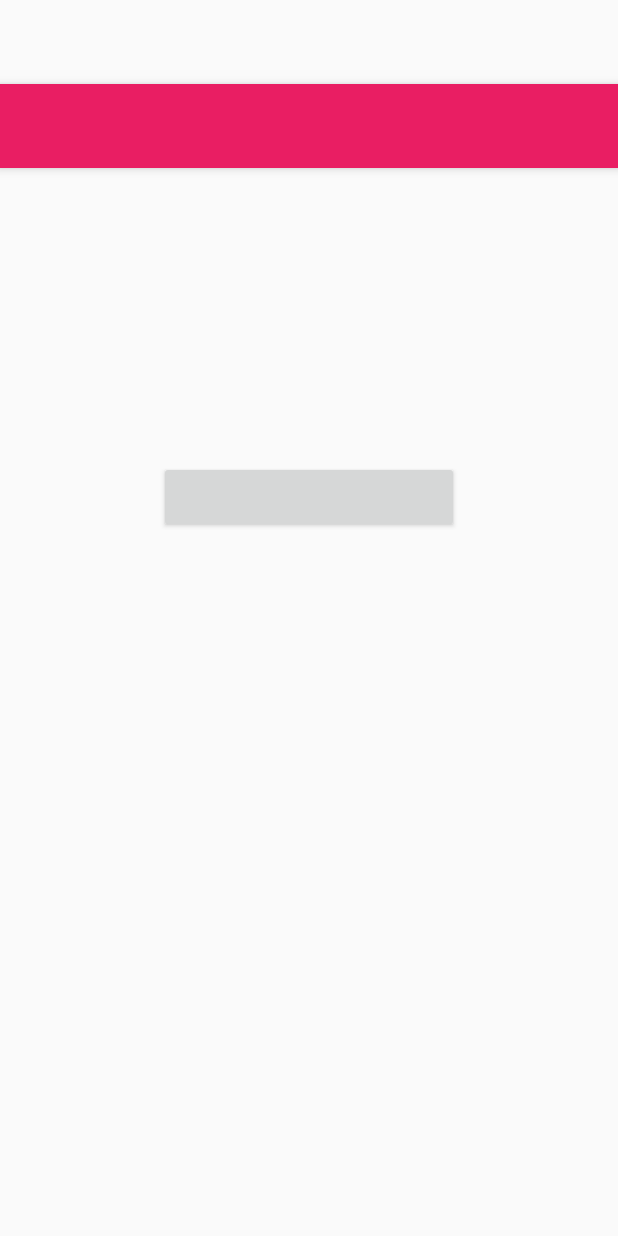
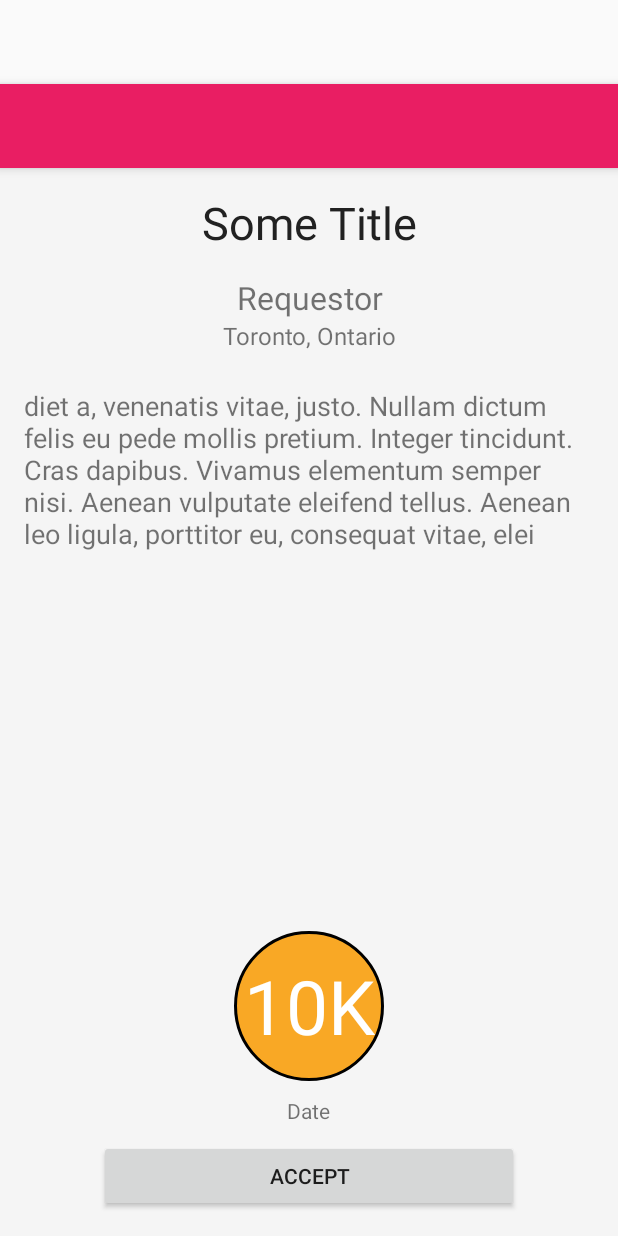
Before and after one commit to OneGoodSamaritan/lend-a-hand, an Android app: the layout task_details.xml on its own in the app's theme, with its tools: preview values and no code run, on a phone screen of 412 x 824 dp. Run offline under Robolectric (Android 15) with nearby library versions, the phone set to English and light mode, and no system bars.

Commit message:
Final UI Updates.

```diff
--- a/app/src/main/java/onegoodsamaritan/lendahand/TaskDetailActivity.java
+++ b/app/src/main/java/onegoodsamaritan/lendahand/TaskDetailActivity.java
@@ -68,7 +68,7 @@ public class TaskDetailActivity extends AppCompatActivity {
         super.onResume();
 
         ((TextView) findViewById(R.id.title_details)).setText(title);
-        ((TextView) findViewById(R.id.karma_details)).setText(karma);
+        ((TextView) findViewById(R.id.karma_details)).setText(karma + "K");
         ((TextView) findViewById(R.id.location_details)).setText(location);
         ((TextView) findViewById(R.id.description_details)).setText(description);
         ((TextView) findViewById(R.id.requestor_details)).setText(requestor);
--- /dev/null
+++ b/app/src/main/res/drawable/karma_coin_details.xml
@@ -0,0 +1,11 @@
+<?xml version="1.0" encoding="utf-8"?>
+<shape xmlns:android="http://schemas.android.com/apk/res/android"
+    android:shape="oval">
+    <solid android:color="#F9A825" />
+    <stroke
+        android:width="2dp"
+        android:color="@android:color/black" />
+    <size
+        android:width="80dp"
+        android:height="80dp" />
+</shape>
--- a/app/src/main/res/layout/task_details.xml
+++ b/app/src/main/res/layout/task_details.xml
@@ -20,70 +20,90 @@
             app:popupTheme="@style/AppTheme.PopupOverlay" />
     </android.support.design.widget.AppBarLayout>
 
-    <ScrollView xmlns:android="http://schemas.android.com/apk/res/android"
+    <!--<ScrollView xmlns:android="http://schemas.android.com/apk/res/android"-->
+    <!--android:layout_width="match_parent"-->
+    <!--android:layout_height="match_parent"-->
+    <!--android:layout_marginTop="?attr/actionBarSize">-->
+
+    <RelativeLayout
         android:layout_width="match_parent"
         android:layout_height="match_parent"
-        android:layout_marginTop="?attr/actionBarSize">
-
-        <LinearLayout
-            android:gravity="center_vertical"
-            android:layout_gravity="left"
-            android:layout_height="wrap_content"
-            android:layout_width="match_parent"
+        android:layout_marginTop="?attr/actionBarSize"
+        android:background="#f5f5f5"
         android:orientation="vertical"
         android:padding="16dp">
 
         <TextView
-                android:id="@+id/karma_details"
-                android:layout_width="wrap_content"
-                android:layout_height="match_parent"
-                android:layout_gravity="center"
-                android:layout_alignParentLeft="true"
-                android:layout_marginRight="16dp"
-                android:textSize="50sp" />
+            android:id="@+id/title_details"
+            android:layout_width="match_parent"
+            android:layout_height="wrap_content"
+            android:layout_alignParentEnd="true"
+            android:layout_marginBottom="15dp"
+            android:gravity="center"
+            android:textColor="@color/primary_text"
+            android:textSize="30sp"
+            tools:text="Some Title" />
 
         <TextView
-                android:id="@+id/title_details"
-                android:layout_width="wrap_content"
+            android:id="@+id/requestor_details"
+            android:layout_width="match_parent"
             android:layout_height="wrap_content"
-                android:layout_alignParentTop="true"
-                android:layout_toRightOf="@+id/karma"
-                android:textSize="25sp" />
+            android:layout_below="@+id/title_details"
+            android:gravity="center"
+            android:textSize="21sp"
+            tools:text="Requestor" />
+
 
         <TextView
             android:id="@+id/location_details"
-                android:layout_width="wrap_content"
+            android:layout_width="match_parent"
             android:layout_height="wrap_content"
-                android:layout_below="@+id/title"
-                android:layout_toRightOf="@+id/karma" />
-
+            android:layout_below="@id/requestor_details"
+            android:gravity="center"
+            android:textSize="16sp"
+            tools:text="Toronto, Ontario" />
 
         <TextView
             android:id="@+id/description_details"
             android:layout_width="wrap_content"
             android:layout_height="wrap_content"
-                android:layout_below="@+id/location"
-                android:layout_toRightOf="@+id/karma" />
+            android:layout_alignParentStart="true"
+            android:layout_below="@+id/location_details"
+            android:layout_marginTop="23dp"
+            android:textSize="18sp"
+            tools:text="diet a, venenatis vitae, justo. Nullam dictum felis eu pede mollis pretium. Integer tincidunt. Cras dapibus. Vivamus elementum semper nisi. Aenean vulputate eleifend tellus. Aenean leo ligula, porttitor eu, consequat vitae, elei" />
 
         <TextView
-                android:id="@+id/requestor_details"
-                android:layout_width="wrap_content"
-                android:layout_height="wrap_content"
-                android:layout_below="@+id/location"
-                android:layout_toRightOf="@+id/karma" />
+            android:id="@+id/karma_details"
+            android:layout_width="100dp"
+            android:layout_height="100dp"
+            android:layout_above="@+id/date_details"
+            android:layout_centerHorizontal="true"
+            android:layout_marginBottom="10dp"
+            android:layout_marginTop="20dp"
+            android:background="@drawable/karma_coin_details"
+            android:gravity="center"
+            android:textColor="@android:color/white"
+            android:textSize="50sp"
+            tools:text="10K" />
 
         <TextView
             android:id="@+id/date_details"
             android:layout_width="wrap_content"
             android:layout_height="wrap_content"
-                android:layout_below="@+id/requestor_details"
-                android:layout_toRightOf="@+id/karma" />
+            android:layout_above="@+id/details_button"
+            android:layout_centerHorizontal="true"
+            tools:text="Date" />
 
         <Button
             android:id="@+id/details_button"
-                android:layout_gravity="center"
-                android:layout_width="200dp"
-                android:layout_height="wrap_content" />
-        </LinearLayout>
-    </ScrollView>
+            android:layout_width="match_parent"
+            android:layout_height="wrap_content"
+            android:layout_alignParentBottom="true"
+            android:layout_marginLeft="50dp"
+            android:layout_marginRight="50dp"
+            android:layout_marginTop="10dp"
+            android:gravity="center"
+            tools:text="Accept" />
+    </RelativeLayout>
 </android.support.design.widget.CoordinatorLayout>
```
Lines whose indentation alone changed are shown as unchanged.
